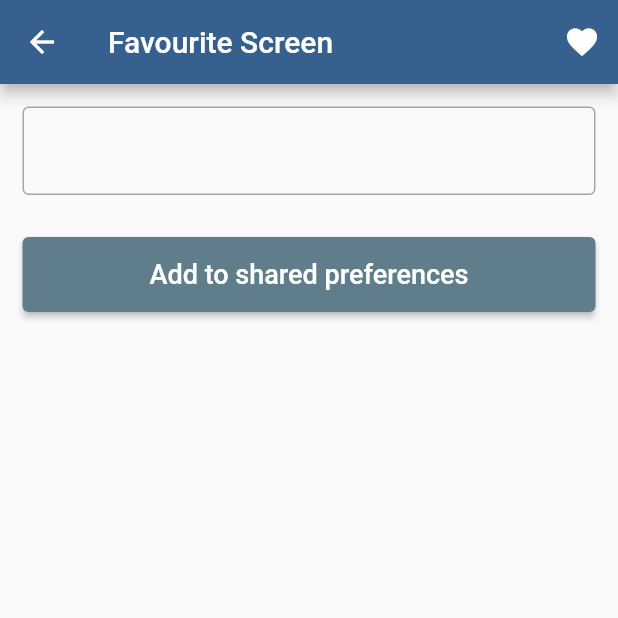
After one commit to KishorKatuwal/tryingNewThings, a Flutter app: the TryingFavouriteScreen screen opened by its route, after a tap on the "favorite outline" icon, on a phone screen of 412 x 824 dp, the top half of it. The commit adds this screen. Run offline on Flutter 3.47's test engine with Material 3 defaults, Android fonts, the phone set to English and light mode, and no system bars; our stand-ins replace flutter_local_notifications, flutter_map, flutter_riverpod, geocoding, geolocator, latlong2 and 2 more; missing offline and left inert: advance_pdf_viewer2, onesignal_flutter; accounts and stored records are empty; network calls fail.

Commit message:
favouite code added

```diff
--- /dev/null
+++ b/lib/features/making_favourite/trying_favourite.dart
@@ -0,0 +1,83 @@
+import 'package:flutter/material.dart';
+import 'package:own_project/common/custom_button.dart';
+import 'package:shared_preferences/shared_preferences.dart';
+
+class TryingFavouriteScreen extends StatefulWidget {
+  static const String routeName = "/trying-favourite-string";
+
+  const TryingFavouriteScreen({super.key});
+
+  @override
+  State<TryingFavouriteScreen> createState() => _TryingFavouriteScreenState();
+}
+
+class _TryingFavouriteScreenState extends State<TryingFavouriteScreen> {
+  late bool isFavourite;
+  late SharedPreferences preferences;
+  late List<String> bookmarkList;
+
+  Future<void> _loadPreferences() async {
+    preferences = await SharedPreferences.getInstance();
+    isFavourite = preferences.getBool('bookmarkID') ?? false;
+    bookmarkList = preferences.getStringList("places") ?? [];
+    setState(() {});
+  }
+
+  Future<void> _bookmarkPlace() async {
+    isFavourite = await preferences.setBool('bookmarkID', true);
+    bookmarkList.add("");
+    await preferences.setStringList("places", bookmarkList);
+    setState(() {});
+  }
+
+  Future<void> _removeBookmarkPlace(String name) async {
+    bookmarkList.remove(name);
+    await preferences.remove(name);
+    await preferences.setStringList("places", bookmarkList);
+    setState(() {});
+  }
+
+  @override
+  void initState() {
+    // TODO: implement initState
+    super.initState();
+    _loadPreferences();
+  }
+
+  @override
+  Widget build(BuildContext context) {
+    return Scaffold(
+      appBar: AppBar(
+        title: const Text("Favourite Screen"),
+        actions: [
+          IconButton(
+              onPressed: () {
+                setState(() {
+                  isFavourite = !isFavourite;
+                });
+              },
+              icon: Icon(isFavourite
+                  ? Icons.favorite
+                  : Icons.favorite_border_outlined)),
+        ],
+      ),
+      body: Padding(
+        padding: const EdgeInsets.all(15),
+        child: Column(
+          children: [
+            TextFormField(
+              decoration: const InputDecoration(border: OutlineInputBorder()),
+            ),
+            const SizedBox(
+              height: 20,
+            ),
+            CustomButton(
+                onTap: () {},
+                text: "Add to shared preferences",
+                color: Colors.blueGrey),
+          ],
+        ),
+      ),
+    );
+  }
+}
--- a/lib/home_screen/home_page.dart
+++ b/lib/home_screen/home_page.dart
@@ -1,5 +1,6 @@
 import 'package:flutter/material.dart';
 import 'package:own_project/features/country/country_screen.dart';
+import 'package:own_project/features/making_favourite/trying_favourite.dart';
 import 'package:own_project/features/mario/mario_screen.dart';
 import 'package:own_project/features/temples/temple_screen.dart';
 import 'package:own_project/features/users/screens/user_screen.dart';
@@ -106,6 +107,11 @@ class _MyHomePageState extends State<MyHomePage> {
                 onTap: () =>
                     Navigator.pushNamed(context, LeafLetScreen.routeName),
               ),
+              CustomButton(
+                text: "Trying Favourite Screen",
+                onTap: () => Navigator.pushNamed(
+                    context, TryingFavouriteScreen.routeName),
+              ),
             ],
           ),
         ),
--- a/lib/router.dart
+++ b/lib/router.dart
@@ -4,6 +4,7 @@ import 'package:own_project/features/bit_coin/screens/each_bit_coin-screen.dart'
 import 'package:own_project/features/computer_games/computer_games_screen.dart';
 import 'package:own_project/features/country/country_screen.dart';
 import 'package:own_project/features/game/screens/game_screen.dart';
+import 'package:own_project/features/making_favourite/trying_favourite.dart';
 import 'package:own_project/features/reading_text/reading_text.dart';
 import 'package:own_project/features/temples/temple_screen.dart';
 import 'package:own_project/features/trying_map/trying_map.dart';
@@ -62,8 +63,11 @@ Route<dynamic> generateRoute(RouteSettings settings) {
     case CountryScreen.routeName:
       return MaterialPageRoute(builder: (context) => const CountryScreen());
 
-      case LeafLetScreen.routeName:
+    case LeafLetScreen.routeName:
       return MaterialPageRoute(builder: (context) => const LeafLetScreen());
+
+    case TryingFavouriteScreen.routeName:
+      return MaterialPageRoute(builder: (context) => const TryingFavouriteScreen());
 
     // case CreateGroupScreen.routeName:
     //   return MaterialPageRoute(builder: (context) => const CreateGroupScreen());
```
